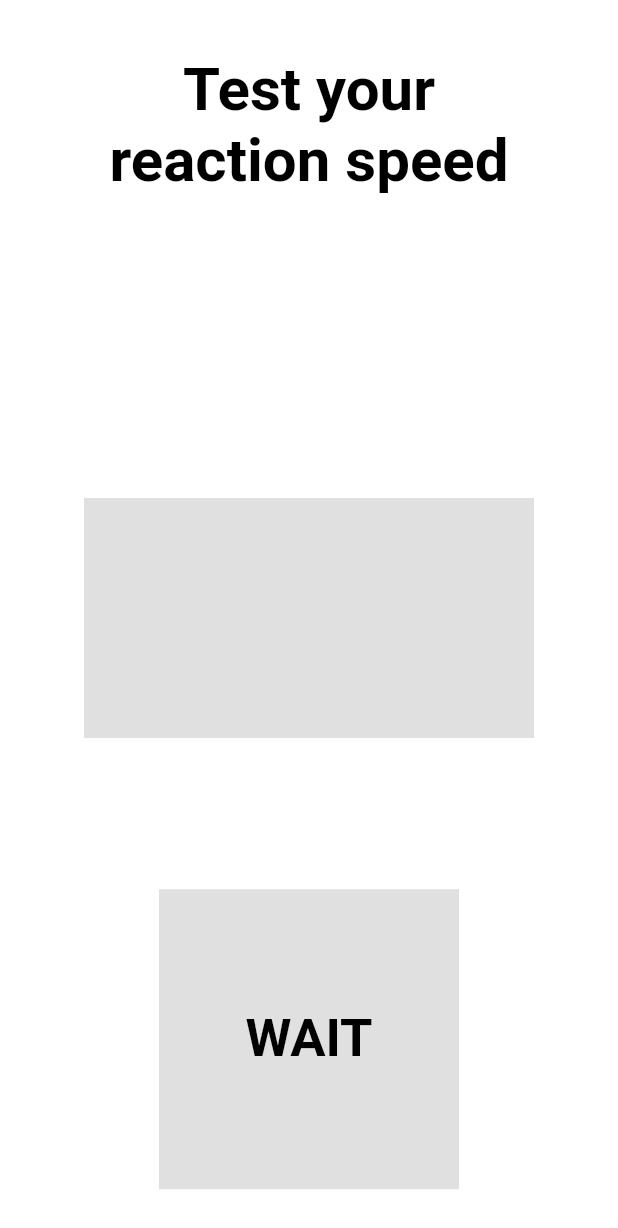
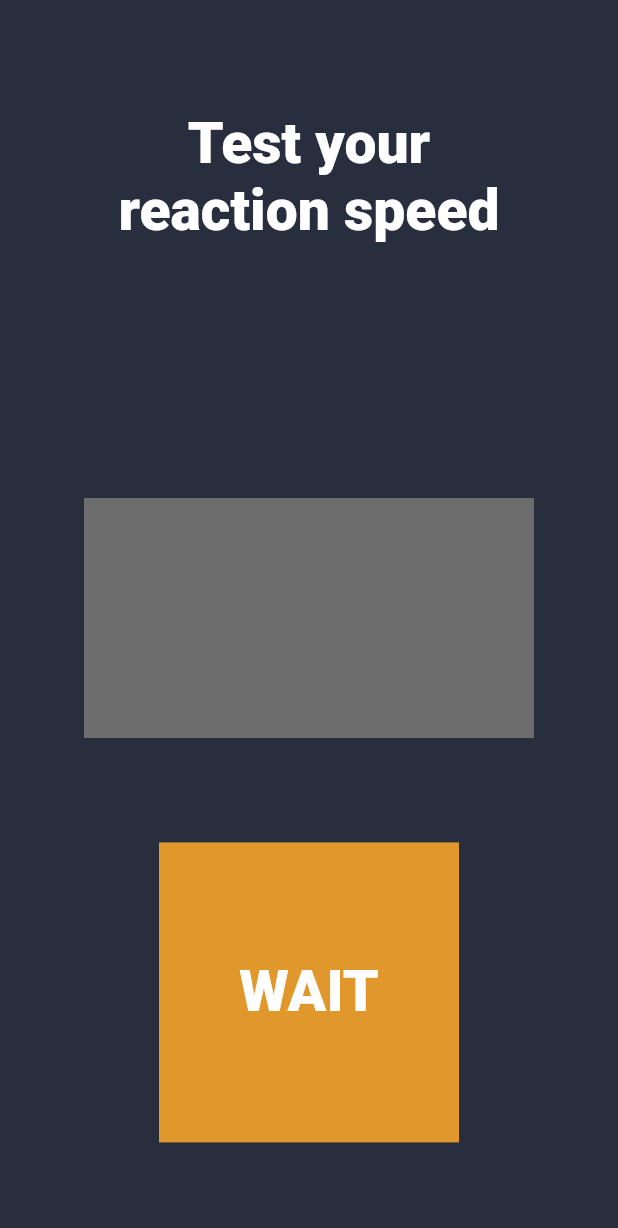
Before and after one commit to stalyar/flutter_push, a Flutter app: the screen it shows after launch, after a tap on "START", on a phone screen of 412 x 824 dp. Shown: the top 1228 px of the screen. Run offline on Flutter 3.47's test engine with Material 2 defaults, Android fonts, the phone set to English and light mode, and no system bars.

Commit message:
first commit

```diff
--- a/lib/main.dart
+++ b/lib/main.dart
@@ -26,6 +26,8 @@ class MyHomePage extends StatefulWidget {
 }
 
 class _MyHomePageState extends State<MyHomePage> {
+
+  Color buttonColor = Color(0xFF40CA88);
   Timer? waitingTimer;
   Timer? stoppableTimer;
   String millisecondsText = "";
@@ -34,24 +36,24 @@ class _MyHomePageState extends State<MyHomePage> {
   @override
   Widget build(BuildContext context) {
     return Scaffold(
-      backgroundColor: Colors.white,
+      backgroundColor: Color(0xFF282E3D),
       body: Stack(
         children: [
           Align(
-            alignment: const Alignment(0, -0.9),
+            alignment: const Alignment(0, -0.8),
             child: Text(
               "Test your \nreaction speed",
               textAlign: TextAlign.center,
               style: TextStyle(
-                  fontSize: 40,
-                  fontWeight: FontWeight.w700,
-                  color: Colors.black),
+                  fontSize: 38,
+                  fontWeight: FontWeight.w900,
+                  color: Colors.white),
             ),
           ),
           Align(
             alignment: Alignment.center,
             child: ColoredBox(
-              color: Colors.black12,
+              color: Color(0xFF6D6D6D),
               child: SizedBox(
                 height: 160,
                 width: 300,
@@ -60,21 +62,22 @@ class _MyHomePageState extends State<MyHomePage> {
                     millisecondsText,
                     textAlign: TextAlign.center,
                     style: TextStyle(
-                        fontSize: 40,
-                        fontWeight: FontWeight.w700,
-                        color: Colors.black),
+                        fontSize: 36,
+                        fontWeight: FontWeight.w500,
+                        color: Colors.white),
                   ),
                 ),
               ),
             ),
           ),
           Align(
-            alignment: const Alignment(0, 0.9),
+            alignment: const Alignment(0, 0.8),
             child: GestureDetector(
               onTap: () => setState(() {
                 switch (gameState) {
                   case GameState.readyToStart:
                     gameState = GameState.waiting;
+                    buttonColor = Color(0xFFE0982D);
                     millisecondsText = "";
                     _startWaitingTimer();
                     break;
@@ -82,12 +85,13 @@ class _MyHomePageState extends State<MyHomePage> {
                     break;
                   case GameState.canBeStopped:
                     gameState = GameState.readyToStart;
+                    buttonColor = Color(0xFF40CA88);
                     stoppableTimer?.cancel();
                     break;
                 }
               }),
               child: ColoredBox(
-                color: Colors.black12,
+                color: buttonColor,
                 child: SizedBox(
                   height: 200,
                   width: 200,
@@ -95,9 +99,9 @@ class _MyHomePageState extends State<MyHomePage> {
                     child: Text(
                       _getButtonText(),
                       style: TextStyle(
-                          fontSize: 35,
-                          fontWeight: FontWeight.w700,
-                          color: Colors.black),
+                          fontSize: 38,
+                          fontWeight: FontWeight.w900,
+                          color: Colors.white),
                     ),
                   ),
                 ),
@@ -125,6 +129,7 @@ class _MyHomePageState extends State<MyHomePage> {
     waitingTimer = Timer(Duration(milliseconds: randomMilliseconds), () {
       setState(() {
         gameState = GameState.canBeStopped;
+        buttonColor = Color(0xFFE02D47);
         _startStoppableTimer();
       });
     });
```
